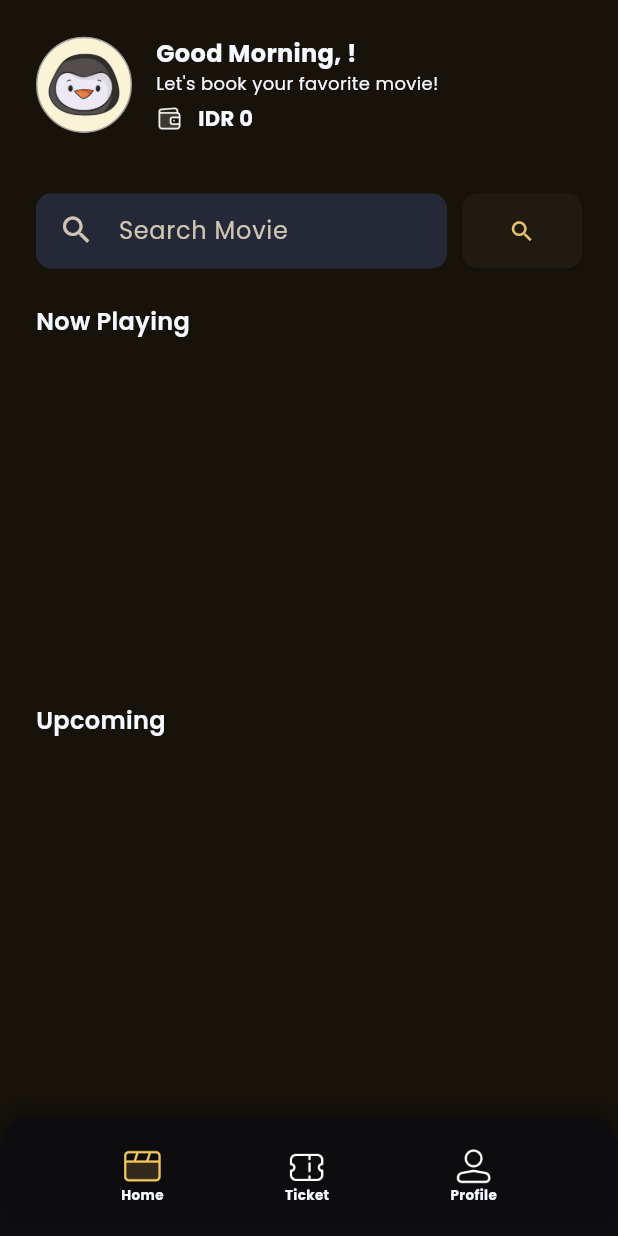
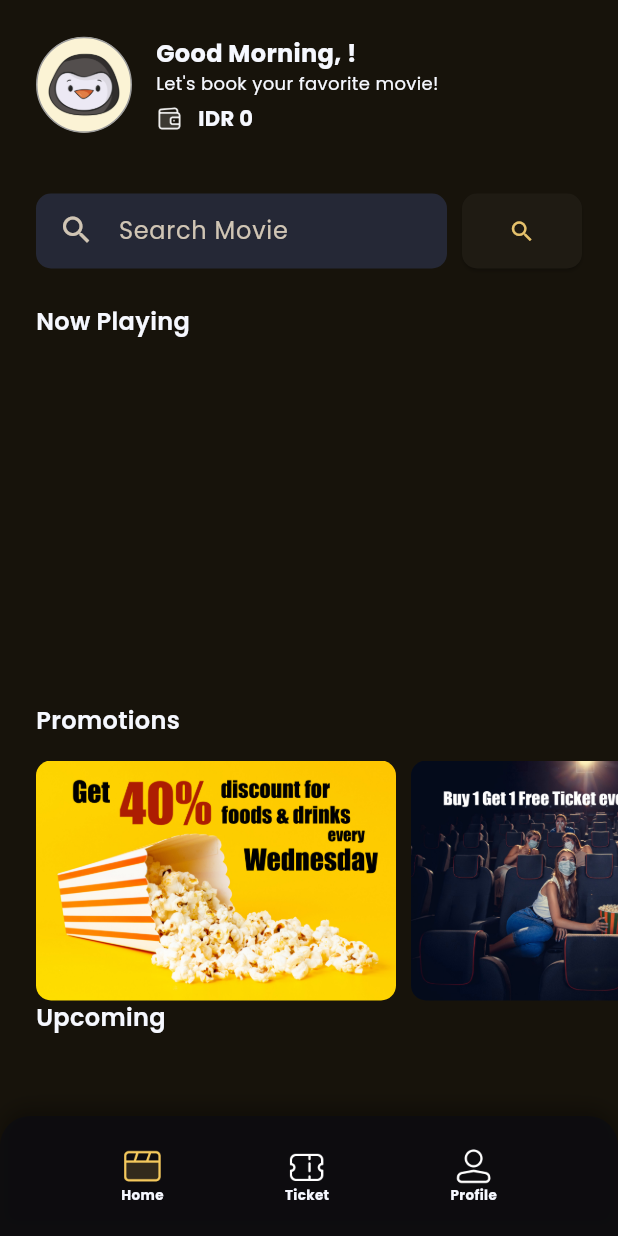
Before and after one commit to RepoRandi/flutter-flix-movie, a Flutter app: the MainPage screen opened by its route, on a phone screen of 412 x 824 dp. Run offline on Flutter 3.47's test engine with Material 2 defaults, Android fonts, the phone set to English and light mode, and no system bars; our stand-ins replace cloud_firestore, dio, firebase_auth, firebase_core, firebase_storage, flutter_riverpod and 4 more; accounts and stored records are empty; generated files the repository leaves out were written again.

Commit message:
feat: add promotion list

```diff
--- a/lib/presentation/pages/movie_page/methods/promotion_list.dart
+++ b/lib/presentation/pages/movie_page/methods/promotion_list.dart
@@ -1,3 +1,30 @@
 import 'package:flutter/material.dart';
+import 'package:google_fonts/google_fonts.dart';
 
-List<Widget> promotionList(List<String> promotionImageFileNames) => [];
+List<Widget> promotionList(List<String> promotionImageFileNames) => [
+      Padding(
+        padding: const EdgeInsets.only(left: 24, bottom: 15),
+        child: Text(
+          'Promotions',
+          style: GoogleFonts.poppins(fontSize: 16, fontWeight: FontWeight.w600),
+        ),
+      ),
+      SingleChildScrollView(
+        scrollDirection: Axis.horizontal,
+        child: Row(
+          children: promotionImageFileNames
+              .map((e) => Container(
+                    width: 240,
+                    height: 160,
+                    margin: EdgeInsets.only(
+                      left: e == promotionImageFileNames.first ? 24 : 10,
+                      right: e == promotionImageFileNames.last ? 24 : 0,
+                    ),
+                    decoration: BoxDecoration(
+                        image: DecorationImage(image: AssetImage('assets/$e')),
+                        borderRadius: BorderRadius.circular(10)),
+                  ))
+              .toList(),
+        ),
+      ),
+    ];
```
